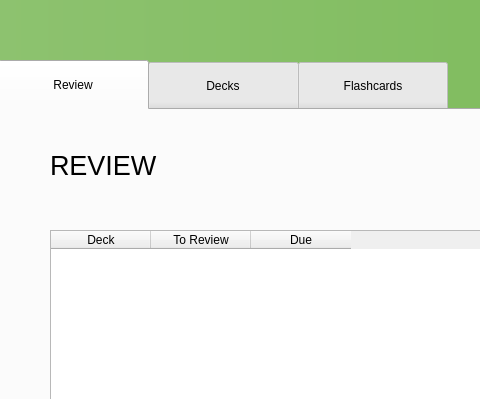
First picture: the form in mainwindow.ui, repository tzcl/qtSRFRS, before the edit; both pictures show x 0 to 480 and y 0 to 399 of the 960 by 720 pixel window.
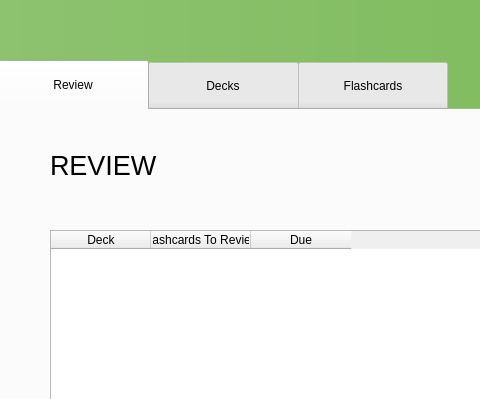
Second picture: the form after the edit. The open tabs and pages were chosen to show the change.

Commit message: decks/flashcards pointers working

```diff
--- a/mainwindow.ui
+++ b/mainwindow.ui
@@ -497,7 +497,7 @@
         </column>
         <column>
          <property name="text">
-          <string>To Review</string>
+          <string>Flashcards To Review</string>
          </property>
         </column>
         <column>
```
Left out of the diff: 2 changed lines with no effect on the pictures. The commit also changes 11 other files.
